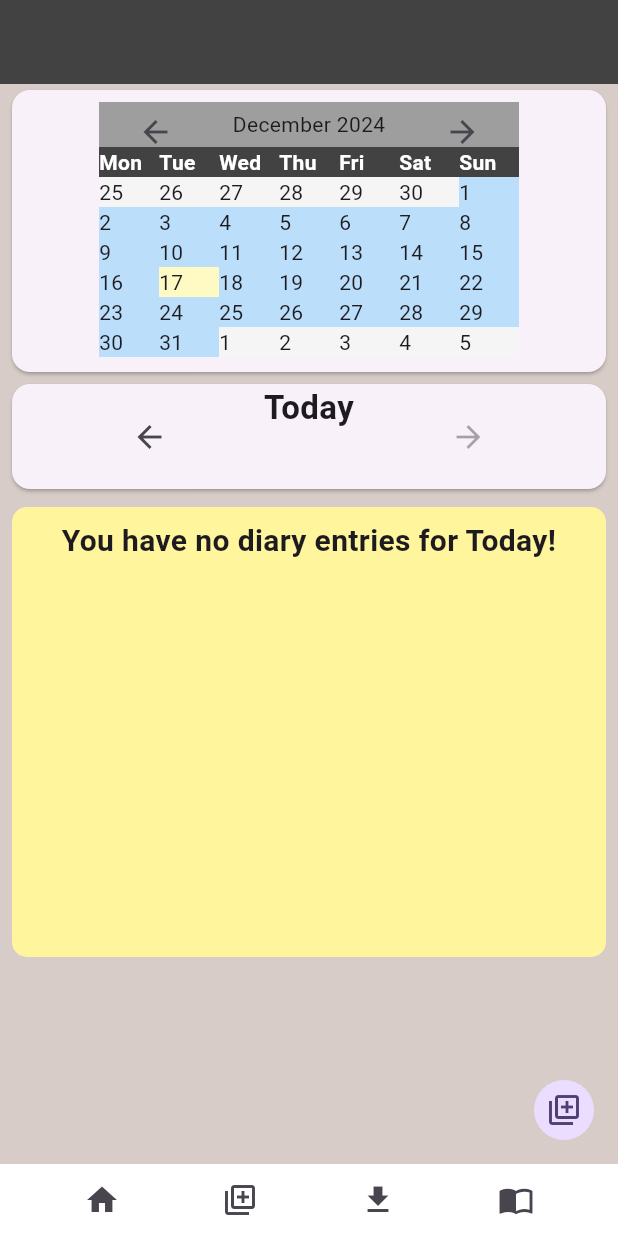
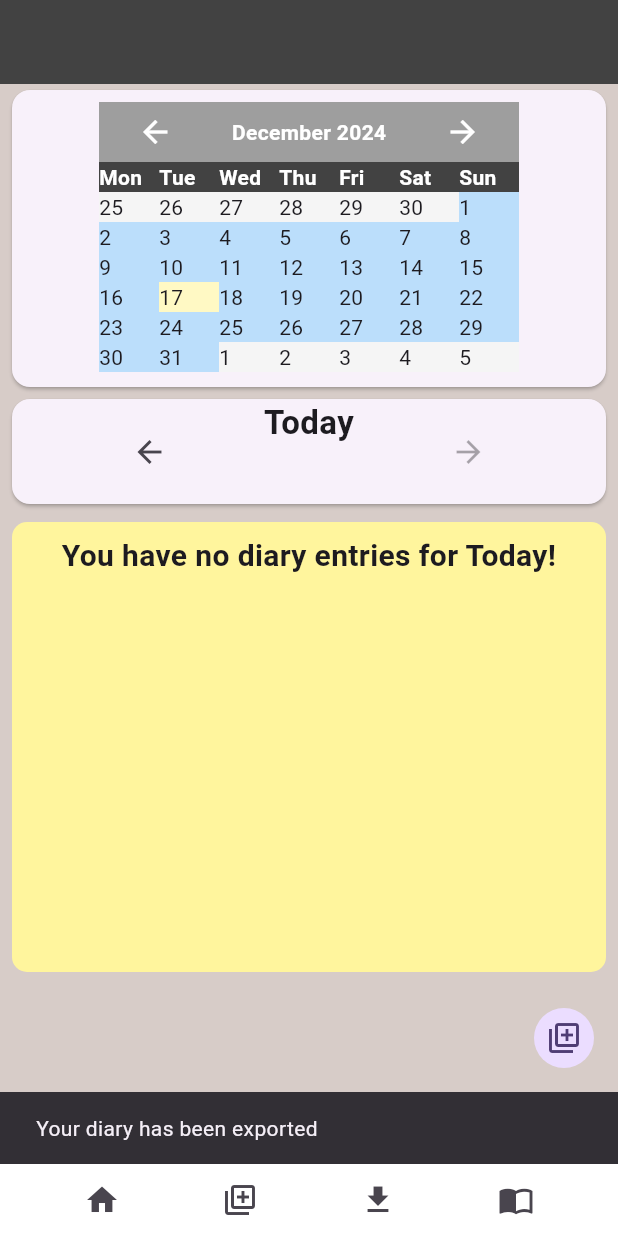
Before and after one commit to ChrisBriant/mydiary_flutter, a Flutter app: the DiaryScreen screen opened directly with empty values, after a tap on the "arrow back" icon, after a tap on the "arrow forward" icon, after a tap on the "download" icon, on a phone screen of 412 x 824 dp. Run offline on Flutter 3.47's test engine with Material 3 defaults, Android fonts, the light colour scheme and no system bars; our stand-ins replace sqflite; accounts and stored records are empty; project files that could hold a hidden picture were left out.

Commit message:
Fixed bug with the diary entries being duplicated after deleting an entry

```diff
--- a/lib/screens/diaryscreen.dart
+++ b/lib/screens/diaryscreen.dart
@@ -49,13 +49,13 @@ class _DiaryScreenState extends State<DiaryScreen> {
     }
 
     //After an import the diary needs to be reloaded
-    updateDiaryAfterImport(Diary newDiary) {
-      for ( DiaryEntry de in newDiary!.entries) {
+    updateDiaryAfterImport(Diary newDiary, DateTime diaryDate) {
+      for ( DiaryEntry de in newDiary.entries) {
         activeDiaryDays[DateTime(de.dateCreated.year,de.dateCreated.month,de.dateCreated.day)] = setCurrentDate;
       }
       setState(() {
-        diaryEntries = getDiaryEntriesByDate(DateTime.now());
         diaryState = newDiary;
+        diaryEntries = getDiaryEntriesByDate(diaryDate);
       });
     }
 
@@ -66,8 +66,6 @@ class _DiaryScreenState extends State<DiaryScreen> {
       for ( DiaryEntry de in diaryState!.entries) {
         activeDiaryDays[DateTime(de.dateCreated.year,de.dateCreated.month,de.dateCreated.day)] = setCurrentDate;
       }
-      //final args = ModalRoute.of(context)!.settings.arguments as Map<String,dynamic>?;
-      print("DO I GET HERE $activeDiaryDays");
       diaryEntries = getDiaryEntriesByDate(DateTime.now());
       super.initState();
     }
@@ -77,11 +75,8 @@ class _DiaryScreenState extends State<DiaryScreen> {
     //final args = ModalRoute.of(context)!.settings.arguments as Map<String,dynamic>?;
 
     void updateDiaryEntries(newEntry, adding) {
-      //DiaryEntry replaceEntry = widget.diary.entries.firstWhere((diaryEntry) => diaryEntry.id == newEntry.id);
-      //int insertIdx = diaryEntries.indexWhere((DiaryEntry d) => d.id == newEntry.id);
       diaryEntries.removeWhere((DiaryEntry d) => d.id == newEntry.id);
       diaryState!.entries.removeWhere((DiaryEntry d) => d.id == newEntry.id);
-      //print('I NEED TO INSERT AT $insertIdx');
 
       setState(() {
         diaryEntries.add(newEntry);
@@ -121,17 +116,45 @@ class _DiaryScreenState extends State<DiaryScreen> {
       );
     }
 
+    handleDeleteDiaryEntry(DiaryEntry entry, Diary diary) async {
+      showDialog(
+        context: context,
+        builder: (BuildContext ctx) => AlertDialog(
+          title: const Text("Delete Diary Entry", style : TextStyle(fontWeight: FontWeight.bold)),
+          content: const Text('Are you sure you want to delete this diary entry?'),
+          actionsAlignment: MainAxisAlignment.center,
+          actions: [
+            ElevatedButton(
+              onPressed: () async {
+                AppDatabase db = AppDatabase();
+                Diary newDiary =  await db.deleteDiaryEntry(entry.id, diary);
+                updateDiaryAfterImport(newDiary, entry.dateCreated);
+                if(ctx.mounted) {
+                  Navigator.of(ctx).pop();
+                }
+              },
+              child: const Text("Yes")
+            ),
+            ElevatedButton(
+              onPressed: () => Navigator.of(ctx).pop(),
+              child: const Text("No")
+            ),
+          ],
+        )
+      );
+    }
+
     Future<void> downloadJsonToFile(String jsonData) async {
 
       final Directory? directory = await getDownloadsDirectory();
       if(directory != null) {
         try {
 
-          final file = File('${directory.path}/${widget.diary.name}.jason');
+          final file = File('${directory.path}/${widget.diary.name}.json');
           await file.writeAsString(jsonData);
           //print('I SHOULD DOWNLOAD ${directory.path}/${widget.diary.name}.json');
         } catch(err) {
-          print("An error occured $err");
+          //print("An error occured $err");
         }
 
       } else {
@@ -139,14 +162,18 @@ class _DiaryScreenState extends State<DiaryScreen> {
       }
     }
 
-    void exportDiary() async {
+    void exportDiary(BuildContext ctx) async {
       String jsonData = jsonEncode(widget.diary.toJson());
 
-      print("Json Output $jsonData");
       try {
         await downloadJsonToFile(jsonData);
+        if(ctx.mounted) {
+          ScaffoldMessenger.of(ctx).showSnackBar(const SnackBar(
+            content: Text('Your diary has been exported')
+          ));
+        }
       } catch(err) {
-        print('AN ERROR OCCURRED, $err');
+        //print('AN ERROR OCCURRED, $err');
       }
     }
 
@@ -240,7 +267,7 @@ class _DiaryScreenState extends State<DiaryScreen> {
               icon: const Icon(Icons.library_add_outlined)
             ),
             IconButton(
-              onPressed: () => exportDiary(),
+              onPressed: () => exportDiary(context),
               icon: const Icon(Icons.download)
             ),
             IconButton(
@@ -261,7 +288,7 @@ class _DiaryScreenState extends State<DiaryScreen> {
                   width: double.infinity,
                   padding: const EdgeInsets.only(top: 8),
                   child: SizedBox(
-                    height: 180,
+                    height: 190,
                     child: CalendarWidget(
                       selectedDate: selectedDate,
                       dateActions: activeDiaryDays,
@@ -395,6 +422,10 @@ class _DiaryScreenState extends State<DiaryScreen> {
                               fontSize: 16.0,
                             ),
                           ),
+                          trailing: IconButton(
+                            onPressed: () => handleDeleteDiaryEntry(diaryEntries[idx], widget.diary),
+                            icon: const Icon(Icons.delete_forever, color: Colors.red,)
+                          ),
                           dense: true,
                       ),
                     ),
--- a/lib/widgets/calendarwidget.dart
+++ b/lib/widgets/calendarwidget.dart
@@ -237,13 +237,14 @@ class _CalendarWidgetState extends State<CalendarWidget> {
         children: [
           Container(
             width: 280,
-            height: 30,
+            height: 40,
             color: Colors.grey,
             child: Row(
               mainAxisAlignment: MainAxisAlignment.spaceAround,
+              crossAxisAlignment: CrossAxisAlignment.center,
               children: [
                 IconButton(
-                  icon: const Icon(Icons.arrow_back),
+                  icon: const Icon(Icons.arrow_back, color: Colors.white,),
                   onPressed: () {
                     DateTime prevMonthDT = getFirstPrevMonth();
 
@@ -252,9 +253,15 @@ class _CalendarWidgetState extends State<CalendarWidget> {
                     });
                   },
                 ),
-                Text('${getMonthName(selectedDate.month)} ${selectedDate.year}'),
+                Text(
+                  '${getMonthName(selectedDate.month)} ${selectedDate.year}',
+                  style: const TextStyle(
+                    color: Colors.white,
+                    fontWeight: FontWeight.bold
+                  ),
+                ),
                 IconButton(
-                  icon: const Icon(Icons.arrow_forward),
+                  icon: const Icon(Icons.arrow_forward, color: Colors.white,),
                   onPressed: () {
                     DateTime nextMonth = getFirstNextMonth();
 
--- a/lib/widgets/creatediarywidget.dart
+++ b/lib/widgets/creatediarywidget.dart
@@ -31,6 +31,7 @@ class _CreateDiaryWidgetState extends State<CreateDiaryWidget> {
     return ContainerDialog(
       confirmAction: () => addDiary(context),
       content:TextField(
+        maxLength: 30,
         controller: textController,
       ),
       confirmName: "Add",
```
Also changed, not shown: lib/data/database.dart (+23 -2 lines), lib/widgets/filelistwidget.dart (+7 -5 lines).
